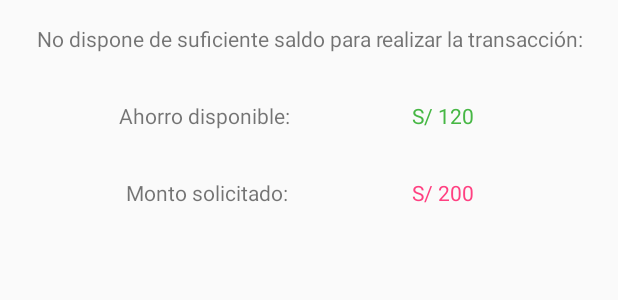
After one commit to cristhoper23/MoneyHelper, an Android app: the layout custom_dialog_egreso.xml on its own in the app's theme, with its tools: preview values and no code run, on a phone screen of 412 x 824 dp. The commit adds this screen. Shown: the top 300 px of the screen. Run offline under Robolectric (Android 15) with nearby library versions, the phone set to English and light mode, and no system bars.

Commit message:
5° commit

```diff
--- a/app/src/main/java/com/cristhoper/moneyhelper/models/Saldo.java
+++ b/app/src/main/java/com/cristhoper/moneyhelper/models/Saldo.java
@@ -95,6 +95,7 @@ public class Saldo {
         }
     }
 
+    // MÉTODOS DE AYUDA
     private void imprimirMensaje(){
         mensaje = "No dispone del saldo suficiente para realizar la operación";
     }
--- /dev/null
+++ b/app/src/main/res/layout/custom_dialog_egreso.xml
@@ -0,0 +1,58 @@
+<?xml version="1.0" encoding="utf-8"?>
+<LinearLayout xmlns:android="http://schemas.android.com/apk/res/android"
+    xmlns:tools="http://schemas.android.com/tools"
+    android:orientation="vertical"
+    android:layout_width="match_parent"
+    android:layout_height="match_parent">
+
+    <TextView
+        android:layout_width="match_parent"
+        android:layout_height="wrap_content"
+        android:textAlignment="center"
+        android:padding="16dp"
+        android:text="@string/txtGeneral_Dialog"/>
+
+    <LinearLayout
+        android:layout_width="match_parent"
+        android:layout_height="wrap_content"
+        android:orientation="horizontal">
+        <TextView
+            android:id="@+id/txtSaldoDialog"
+            android:layout_width="match_parent"
+            android:layout_height="wrap_content"
+            android:textAlignment="center"
+            android:layout_weight="0.5"
+            android:padding="16dp"
+            tools:text="Ahorro disponible: "/>
+        <TextView
+            android:id="@+id/montoSaldoDialog"
+            android:layout_width="match_parent"
+            android:layout_height="wrap_content"
+            android:textAlignment="textStart"
+            android:layout_weight="1"
+            android:textColor="@color/colorMoney"
+            tools:text="S/ 120"/>
+    </LinearLayout>
+
+    <LinearLayout
+        android:layout_width="match_parent"
+        android:layout_height="wrap_content"
+        android:orientation="horizontal">
+        <TextView
+            android:id="@+id/txtSolicDialog"
+            android:layout_width="match_parent"
+            android:layout_height="wrap_content"
+            android:textAlignment="center"
+            android:layout_weight="0.5"
+            android:padding="16dp"
+            android:text="@string/txtMontoSolicitado"/>
+        <TextView
+            android:id="@+id/montoSolicDialog"
+            android:layout_width="match_parent"
+            android:layout_height="wrap_content"
+            android:textAlignment="textStart"
+            android:layout_weight="1"
+            android:textColor="@color/colorAccent"
+            tools:text="S/ 200"/>
+    </LinearLayout>
+</LinearLayout>
--- a/app/src/main/res/values/colors.xml
+++ b/app/src/main/res/values/colors.xml
@@ -1,5 +1,6 @@
 <?xml version="1.0" encoding="utf-8"?>
 <resources>
+    <color name="colorWhite">#ffffff</color>
     <color name="colorBlack">#000000</color>
     <color name="colorPrimary">#3F51B5</color>
     <color name="colorPrimaryDark">#303F9F</color>
--- a/app/src/main/res/values/strings.xml
+++ b/app/src/main/res/values/strings.xml
@@ -18,4 +18,7 @@
         <item>Efectivo</item>
     </string-array>
     <string name="btnRegis">Registrar</string>
+
+    <string name="txtGeneral_Dialog">No dispone de suficiente saldo para realizar la transacción:</string>
+    <string name="txtMontoSolicitado">Monto solicitado: </string>
 </resources>
```
Also changed, not shown: app/src/main/java/com/cristhoper/moneyhelper/activities/NewOperationActivity.java (+39 -2 lines), app/src/main/res/drawable/bg_custom_dialog.xml (added, +11 -0 lines).
